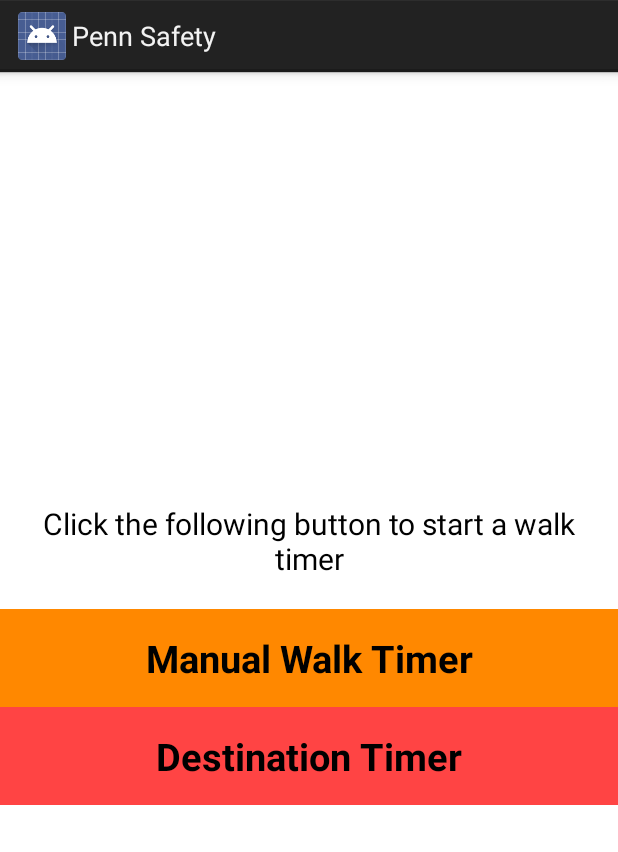
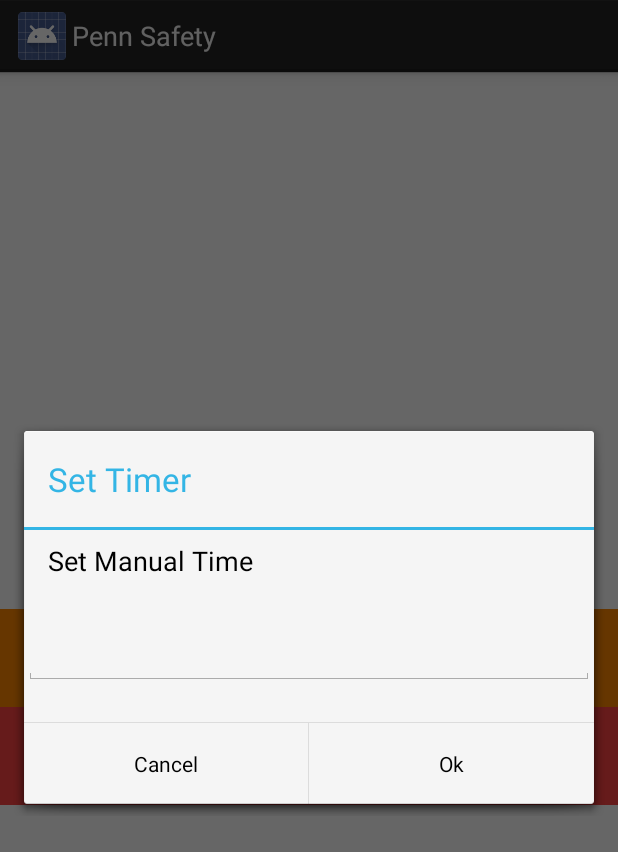
Before and after one commit to benabbon/PennSafety, an Android app: the fragment WalkTimerFragment shown on its own in the app's theme, after a tap on "Manual Walk Timer", on a phone screen of 412 x 824 dp. Shown: the top 852 px of the screen. Run offline under Robolectric (Android 15) with nearby library versions, the phone set to English and light mode, and no system bars.

Commit message:
Walk timer Iteration 2
Adding manual timer (timer set by user entered value)

```diff
--- a/app/src/main/java/com/android/pennaed/walkTimer/WalkTimerFragment.java
+++ b/app/src/main/java/com/android/pennaed/walkTimer/WalkTimerFragment.java
@@ -1,12 +1,15 @@
 package com.android.pennaed.walkTimer;
 
+import android.app.AlertDialog;
 import android.app.Fragment;
+import android.content.DialogInterface;
 import android.content.Intent;
 import android.os.Bundle;
 import android.view.LayoutInflater;
 import android.view.View;
 import android.view.ViewGroup;
 import android.widget.Button;
+import android.widget.EditText;
 
 import com.android.pennaed.R;
 
@@ -21,12 +24,34 @@ public class WalkTimerFragment extends Fragment {
 	                         Bundle savedInstanceState) {
 		View view = inflater.inflate(R.layout.fragment_walk_timer_main, container,
 				false);
-		Button walkTimerStartButton = (Button) view.findViewById(R.id.walk_timer_main_button);
+		Button walkTimerStartButton = (Button) view.findViewById(R.id.manual_walk_timer_button);
 		walkTimerStartButton.setOnClickListener(new View.OnClickListener() {
 			@Override
 			public void onClick(View v) {
-				Intent i = new Intent(getActivity(), WalkTimerMapActivity.class);
-				startActivity(i);
+				AlertDialog.Builder alert = new AlertDialog.Builder(getActivity());
+				alert.setTitle(R.string.manual_timer_title);
+				alert.setMessage(R.string.manual_timer_message);
+
+				final EditText timeInputField = new EditText(getActivity());
+				alert.setView(timeInputField);
+
+				alert.setPositiveButton("Ok", new DialogInterface.OnClickListener() {
+					public void onClick(DialogInterface dialog, int whichButton) {
+						int time = Integer.parseInt(timeInputField.getText().toString());
+						Intent intent = new Intent(getActivity(), WalkTimerMapActivity.class);
+						intent.putExtra("TIMER_VALUE", "" + time);
+						startActivity(intent);
+
+					}
+				});
+
+				alert.setNegativeButton("Cancel", new DialogInterface.OnClickListener() {
+					public void onClick(DialogInterface dialog, int whichButton) {
+						// Canceled.
+					}
+				});
+
+				alert.show();
 			}
 		});
 		return view;
--- a/app/src/main/res/layout/fragment_walk_timer_main.xml
+++ b/app/src/main/res/layout/fragment_walk_timer_main.xml
@@ -38,8 +38,7 @@
             android:singleLine="false"
             android:text="@string/manual_walk_timer_button"
             android:textSize="25sp"
-            android:textStyle="bold"
-            android:onClick="onManualTimerButtonClick"/>
+            android:textStyle="bold"/>
 
         <Button
             android:id="@+id/dest_walk_timer_button"
```
Also changed, not shown: app/src/main/java/com/android/pennaed/walkTimer/WalkTimerMapActivity.java (+11 -3 lines).
